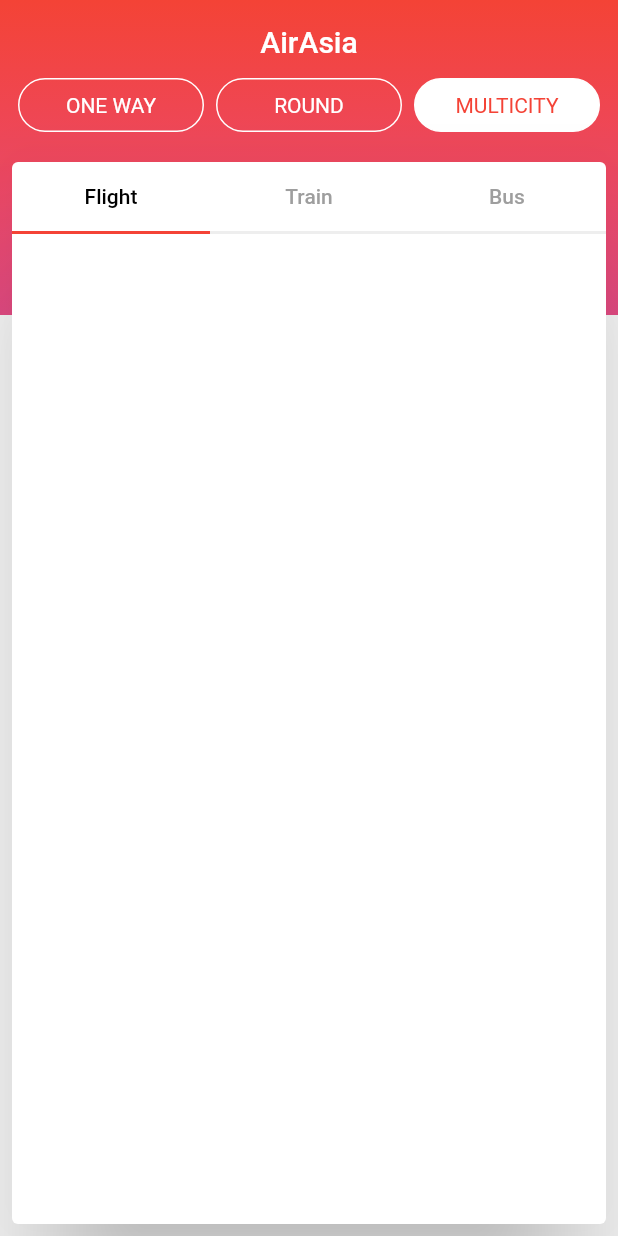
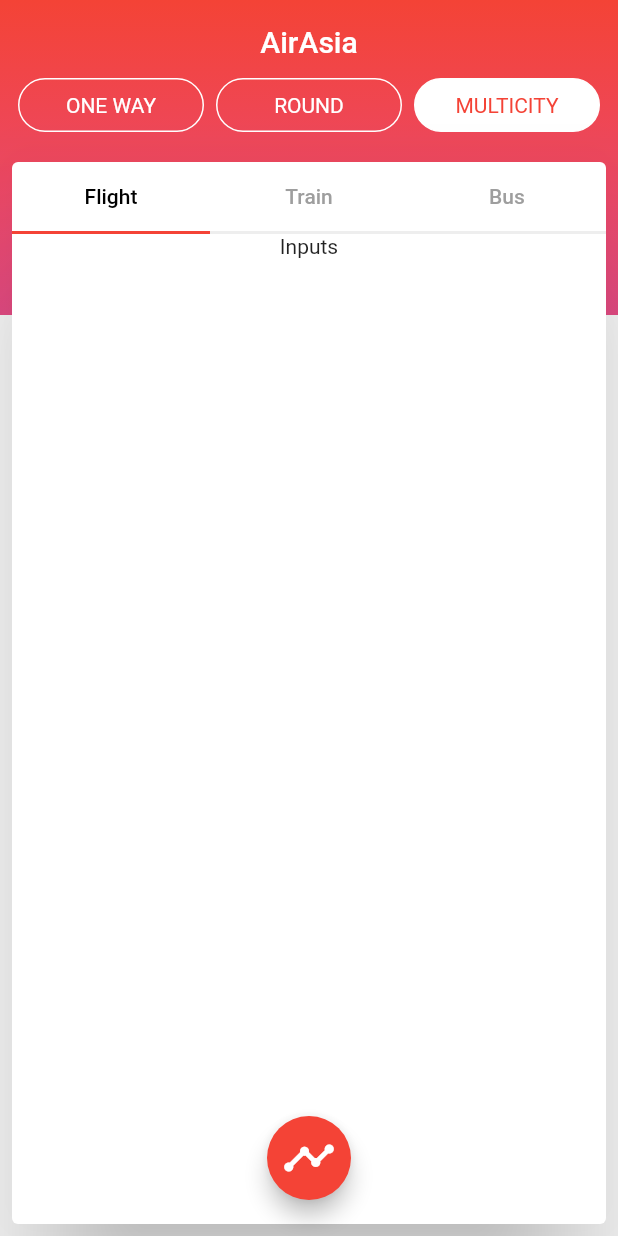
Before and after one commit to SefuZeph/flutter_fligh_search, a Flutter app: the screen it shows after launch, on a phone screen of 412 x 824 dp. Run offline on Flutter 3.47's test engine with Material 2 defaults, Android fonts, the phone set to English and light mode, and no system bars.

Commit message:
Add floating action tab in the home page

```diff
--- a/lib/widget/content_card.dart
+++ b/lib/widget/content_card.dart
@@ -18,6 +18,7 @@ class _ContentCardState extends State<ContentCard> {
             return Column(
               children: <Widget>[
                 _buildTabBar(),
+                _buildContainer(viewportConstraints)
               ],
             );
           },
@@ -49,4 +50,40 @@ class _ContentCardState extends State<ContentCard> {
       ],
     );
   }
+
+  Widget _buildContainer(BoxConstraints viewportConstraints) {
+    return Expanded(
+      child: SingleChildScrollView(
+        child: ConstrainedBox(
+          constraints:
+              BoxConstraints(minHeight: viewportConstraints.maxHeight - 48.0),
+          child: IntrinsicHeight(
+            child: _buildMulticityTab(),
+          ),
+        ),
+      ),
+    );
+  }
+
+  // Add floating action button
+  Widget _buildMulticityTab() {
+    return Column(
+      children: <Widget>[
+        Text("Inputs"),
+        Expanded(
+          child: Container(),
+        ),
+        Padding(
+          padding: const EdgeInsets.only(bottom: 16.0, top: 8.0),
+          child: FloatingActionButton(
+            onPressed: () {},
+            child: Icon(
+              Icons.timeline,
+              size: 36.0,
+            ),
+          ),
+        )
+      ],
+    );
+  }
 }
```
